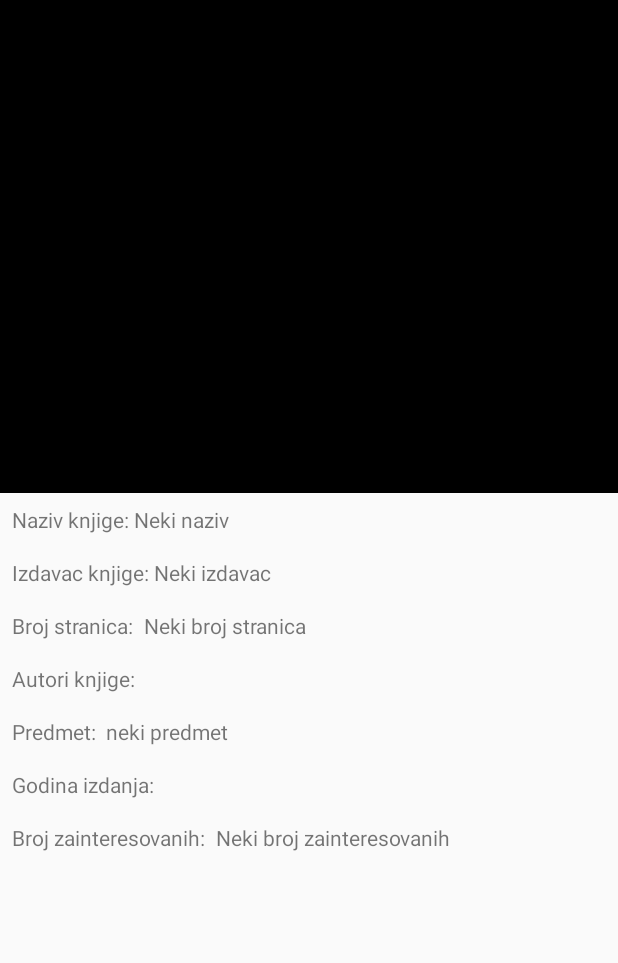
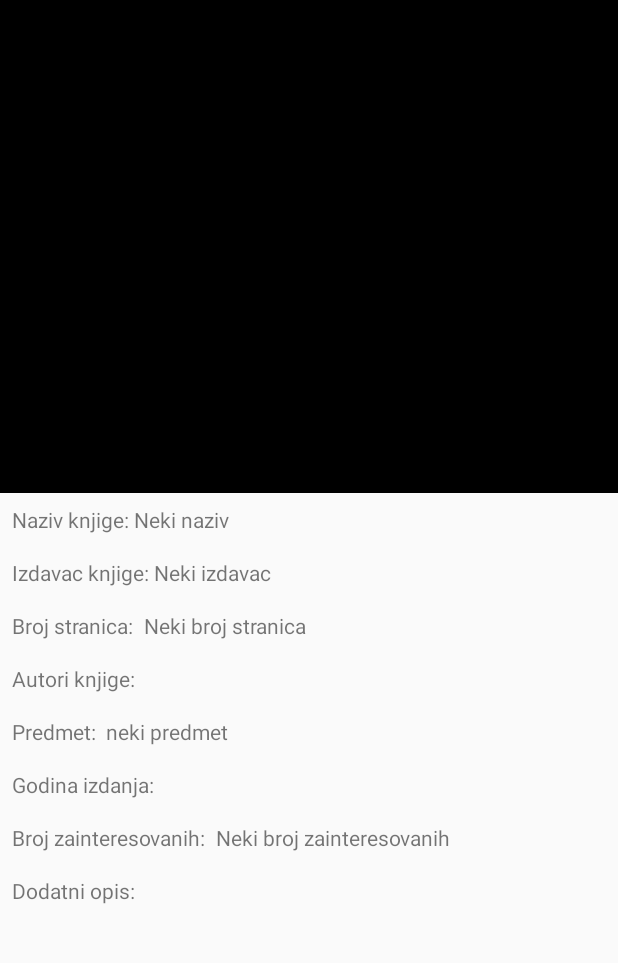
Before and after one commit to papa/Book_App_MTS_2019, an Android app: the KnjigaPregledActivity screen opened directly, with no data from a screen before it, on a phone screen of 412 x 824 dp, the part 84-1047 px from its top. Run offline under Robolectric (Android 15) with nearby library versions, the light colour scheme and no system bars; our stand-ins replace Firebase (no records; nobody signed in at launch, a user with empty details on screens opened directly); 7 statements that could not run were skipped.

Commit message:
Update: 1) Sredjena klasa Oglas (dodate f-je za postavljanje oglasa svuda gde je potrebno) 2) Mergovan branch gde je bila knjiga pregled

```diff
--- a/app/src/main/java/com/example/bookapp/KnjigaPregledActivity.java
+++ b/app/src/main/java/com/example/bookapp/KnjigaPregledActivity.java
@@ -20,9 +20,16 @@ import java.util.ArrayList;
 public class KnjigaPregledActivity extends AppCompatActivity {
 
     //papa
-    //TODO: dodaj deo za dodatni opis i ucitaj ga u taj textView
+    //TODO
+    //dodaj deo za dodatni opis i ucitaj ga u taj textView
+    //idPrenos treba da se uzme iz intenta koji mu dodje
+    //Andrijo ti to stavi u Intent pa cu ja posle da ga skupim
+    //Intent koji dodje iz Adaptera za knjige
+    //i dodatniOpisOglas i idPrenosOglas da se uzme iz intenta
     DatabaseReference knjigaData;
-    String idPrenos;
+    String idPrenosKnjiga;
+    String dodatniOpisOglas;
+    String idPrenosOglas;
     Knjiga knjiga;
     TextView nazivKnjige;
     TextView izdavac;
@@ -79,11 +86,8 @@ public class KnjigaPregledActivity extends AppCompatActivity {
 
     void init()
     {
-        //idPrenos treba da se uzme iz intenta koji mu dodje
-        //Andrijo ti to stavi u Intent pa cu ja posle da ga skupim
-        //Intent koji dodje iz Adaptera za knjige
 
-        knjigaData = FirebaseDatabase.getInstance().getReference("Knjige").child(idPrenos);
+        knjigaData = FirebaseDatabase.getInstance().getReference("Knjige").child(idPrenosKnjiga);
 
         nazivKnjige=(TextView)findViewById(R.id.nazivKnjigePrikaz);
         izdavac = (TextView)findViewById(R.id.izdavacKnjigePrikaz);
--- a/app/src/main/res/layout/activity_knjiga_pregled.xml
+++ b/app/src/main/res/layout/activity_knjiga_pregled.xml
@@ -187,6 +187,21 @@
 
                 </LinearLayout>
 
+                <LinearLayout
+                    android:layout_width="match_parent"
+                    android:layout_height="wrap_content"
+                    android:orientation="vertical">
+
+                    <TextView
+                        android:layout_width="wrap_content"
+                        android:layout_height="match_parent"
+                        android:layout_margin="8dp"
+                        android:text="Dodatni opis:  "/>
+
+
+
+            </LinearLayout>
+
 
             </LinearLayout>
 
```
Also changed, not shown: app/src/main/java/com/example/bookapp/Fragmenti/Oglas.java (+45 -9 lines), app/src/main/java/com/example/bookapp/Knjiga.java (+3 -9 lines), app/src/main/java/com/example/bookapp/Korisnik.java (+10 -0 lines).
